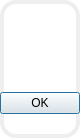
Qt form NBAdmin/MessageWindow.ui (gitnitrosbase/QtAdmin) before a commit.
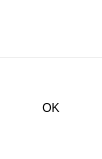
The same form after that commit.

```diff
--- a/NBAdmin/MessageWindow.ui
+++ b/NBAdmin/MessageWindow.ui
@@ -6,8 +6,8 @@
    <rect>
     <x>0</x>
     <y>0</y>
-    <width>80</width>
-    <height>138</height>
+    <width>102</width>
+    <height>157</height>
    </rect>
   </property>
   <property name="sizePolicy">
@@ -20,11 +20,19 @@
    <string>Dialog</string>
   </property>
   <property name="styleSheet">
-   <string notr="true">QDialog {
-	border: 4px solid #eee; 
-	border-radius: 16px;	
+   <string notr="true">/*
+#MessageWindow  {
+	border: 4px solid red; 
+	/*border-radius: 16px;	
 	background-color: rgb(255, 255, 255);
-}</string>
+}
+*/</string>
+  </property>
+  <property name="sizeGripEnabled">
+   <bool>false</bool>
+  </property>
+  <property name="modal">
+   <bool>false</bool>
   </property>
   <layout class="QVBoxLayout" name="verticalLayout">
    <property name="spacing">
@@ -45,16 +53,25 @@
    <item>
     <widget class="QLabel" name="text">
      <property name="sizePolicy">
-      <sizepolicy hsizetype="Expanding" vsizetype="Expanding">
+      <sizepolicy hsizetype="Preferred" vsizetype="Preferred">
        <horstretch>0</horstretch>
        <verstretch>0</verstretch>
       </sizepolicy>
      </property>
+     <property name="minimumSize">
+      <size>
+       <width>0</width>
+       <height>57</height>
+      </size>
+     </property>
      <property name="font">
       <font>
-       <pointsize>10</pointsize>
+       <pointsize>12</pointsize>
       </font>
      </property>
+     <property name="styleSheet">
+      <string notr="true">background-color: rgb(255, 255, 255);</string>
+     </property>
      <property name="text">
       <string/>
      </property>
@@ -80,25 +97,34 @@
        <height>0</height>
       </size>
      </property>
+     <property name="maximumSize">
+      <size>
+       <width>16777215</width>
+       <height>16777215</height>
+      </size>
+     </property>
      <property name="font">
       <font>
-       <pointsize>10</pointsize>
+       <pointsize>12</pointsize>
       </font>
      </property>
      <property name="styleSheet">
       <string notr="true">
-border-top: 1px solid red;
-
-
 QPushButton {
-	border: 0px;
+	border-top: 1px solid #eee;	
 	background-color: rgb(255, 255, 255);
+	width:100%;
+	height: 100%;
 }
 
+	
+
+
+
 </string>
      </property>
      <property name="orientation">
-      <enum>Qt::Horizontal</enum>
+      <enum>Qt::Vertical</enum>
      </property>
      <property name="standardButtons">
       <set>QDialogButtonBox::Ok</set>
```
